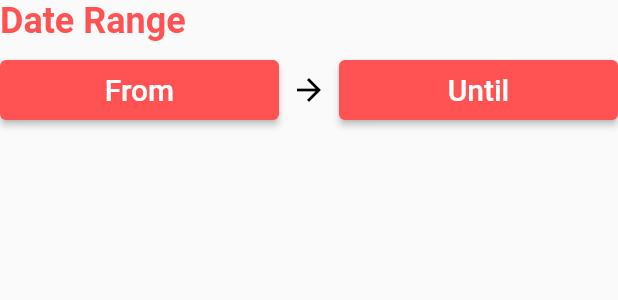
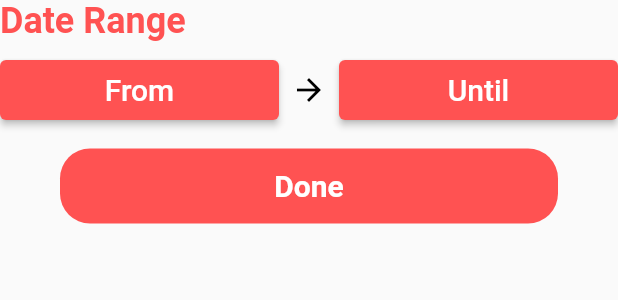
Before and after one commit to beppe22/prcar_flutter_app, a Flutter app: the DateRangePickerWidget widget shown alone on an empty page, opened directly, on a phone screen of 412 x 824 dp. Shown: the top 300 px of the screen. Run offline on Flutter 3.47's test engine with Material 2 defaults, Android fonts, the phone set to English and light mode, and no system bars; our stand-ins replace cloud_firestore, firebase_auth, firebase_core, google_maps_flutter; accounts and stored records are empty.

Commit message:
data range da finire

```diff
--- a/lib/filters/least/widget/buttom_widget.dart
+++ b/lib/filters/least/widget/buttom_widget.dart
@@ -3,18 +3,19 @@ import 'package:flutter/material.dart';
 class ButtonWidget extends StatelessWidget {
   final String text;
   final VoidCallback onClicked;
-
   const ButtonWidget({Key? key, required this.text, required this.onClicked})
       : super(key: key);
 
   @override
-  Widget build(BuildContext context) => ElevatedButton(
+  Widget build(BuildContext context) {
+    return ElevatedButton(
         style: ElevatedButton.styleFrom(
             minimumSize: const Size.fromHeight(40), primary: Colors.redAccent),
         child: FittedBox(
             child: Text(text,
                 style: const TextStyle(fontSize: 20, color: Colors.white))),
         onPressed: onClicked);
+  }
 }
 
 class HeaderWidget extends StatelessWidget {
@@ -25,8 +26,8 @@ class HeaderWidget extends StatelessWidget {
       : super(key: key);
 
   @override
-  Widget build(BuildContext context) =>
-      Column(crossAxisAlignment: CrossAxisAlignment.start, children: [
+  Widget build(BuildContext context) {
+    return Column(crossAxisAlignment: CrossAxisAlignment.start, children: [
       Text(title,
           style: const TextStyle(
               color: Colors.redAccent,
@@ -36,3 +37,4 @@ class HeaderWidget extends StatelessWidget {
       child
     ]);
   }
+}
--- a/lib/filters/least/widget/data_range_picker_widget.dart
+++ b/lib/filters/least/widget/data_range_picker_widget.dart
@@ -1,5 +1,6 @@
 import 'package:flutter/material.dart';
 import 'package:intl/intl.dart';
+import '../leastbutton.dart';
 import 'buttom_widget.dart';
 
 class DateRangePickerWidget extends StatefulWidget {
@@ -11,12 +12,13 @@ class DateRangePickerWidget extends StatefulWidget {
 
 class _DateRangePickerWidgetState extends State<DateRangePickerWidget> {
   DateTimeRange? dateRange;
+  late DateTime date1, date2;
 
   String getFrom() {
     if (dateRange == null) {
       return 'From';
     } else {
-      return DateFormat('MM/dd/yyyy').format(dateRange!.start);
+      return DateFormat('dd/MM/yyyy').format(dateRange!.start);
     }
   }
 
@@ -24,29 +26,50 @@ class _DateRangePickerWidgetState extends State<DateRangePickerWidget> {
     if (dateRange == null) {
       return 'Until';
     } else {
-      return DateFormat('MM/dd/yyyy').format(dateRange!.end);
+      return DateFormat('dd/MM/yyyy').format(dateRange!.end);
     }
   }
 
   @override
-  Widget build(BuildContext context) => HeaderWidget(
+  void initState() {
+    super.initState();
+    date1 = DateTime.now();
+    date2 = DateTime.now();
+  }
+
+  @override
+  Widget build(BuildContext context) {
+    return HeaderWidget(
         title: 'Date Range',
-      child: Row(children: [
+        child: Column(children: [
+          Row(children: [
             Expanded(
                 child: ButtonWidget(
-                text: getFrom(), onClicked: () => pickDateRange(context))),
+                    text: getFrom(),
+                    onClicked: () => pickDateRange(context).then((data) {
+                          setState(() {
+                            date1 = data;
+                          });
+                        }))),
             const SizedBox(width: 8),
             const Icon(Icons.arrow_forward, color: Colors.black),
             const SizedBox(width: 8),
             Expanded(
                 child: ButtonWidget(
-                text: getUntil(), onClicked: () => pickDateRange(context)))
+                    text: getUntil(),
+                    onClicked: () => pickDateRange(context).then((data) {
+                          setState(() {
+                            date2 = data;
+                          });
+                        })))
+          ]),
+          LeastButton(
+              value: (DateFormat('dd-MM-yyyy ').format(date1) +
+                  DateFormat(' dd-MM-yyyy').format(date2)))
         ]));
+  }
 
   Future pickDateRange(BuildContext context) async {
-    /*final initialDateRange = DateTimeRange(
-        start: DateTime.now(),
-        end: DateTime.now().add(const Duration(hours: 24 * 3)));*/
     final newDateRange = await showDateRangePicker(
         context: context,
         firstDate: DateTime(DateTime.now().year - 5),
--- a/lib/hamburger/filters.dart
+++ b/lib/hamburger/filters.dart
@@ -35,8 +35,8 @@ class _FiltersState extends State<Filters> {
             color: Colors.redAccent, borderRadius: BorderRadius.circular(20)),
         child: MaterialButton(
             onPressed: () async {
-              Navigator.push(context,
-                      MaterialPageRoute(builder: (context) => const Least()))
+              Navigator.push(
+                      context, MaterialPageRoute(builder: (context) => Least()))
                   .then((data) {
                 setState(() {
                   search.least = data;
```
Also changed, not shown: lib/filters/least/least.dart (+8 -22 lines). Lines whose indentation alone changed are shown as unchanged.
